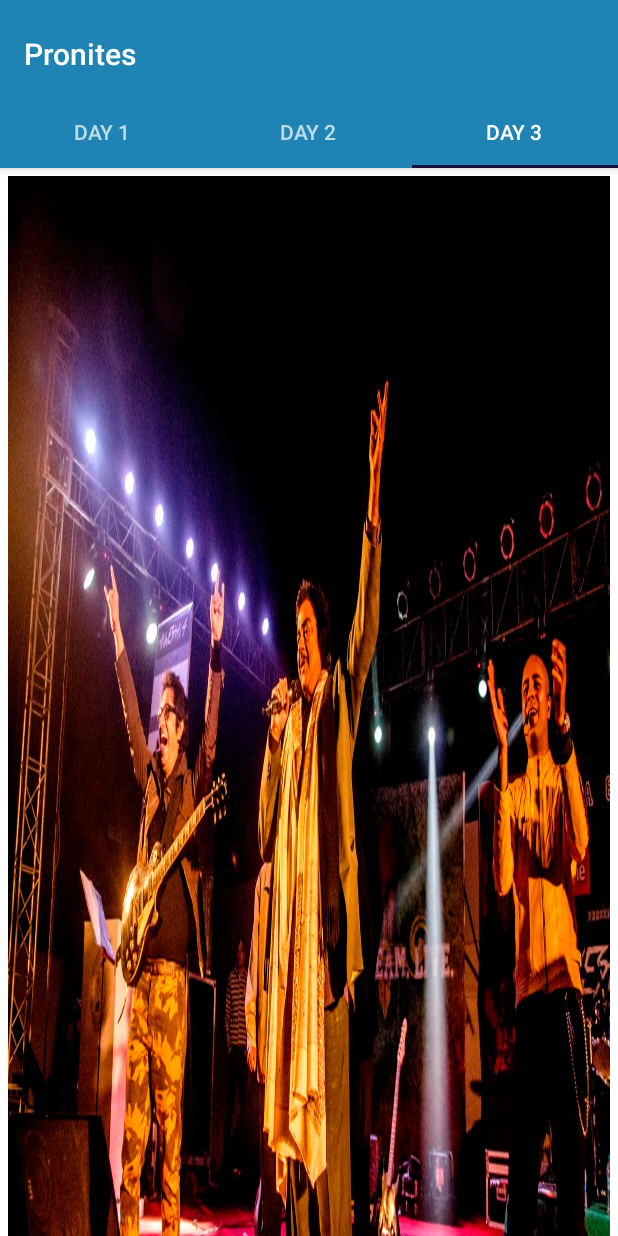
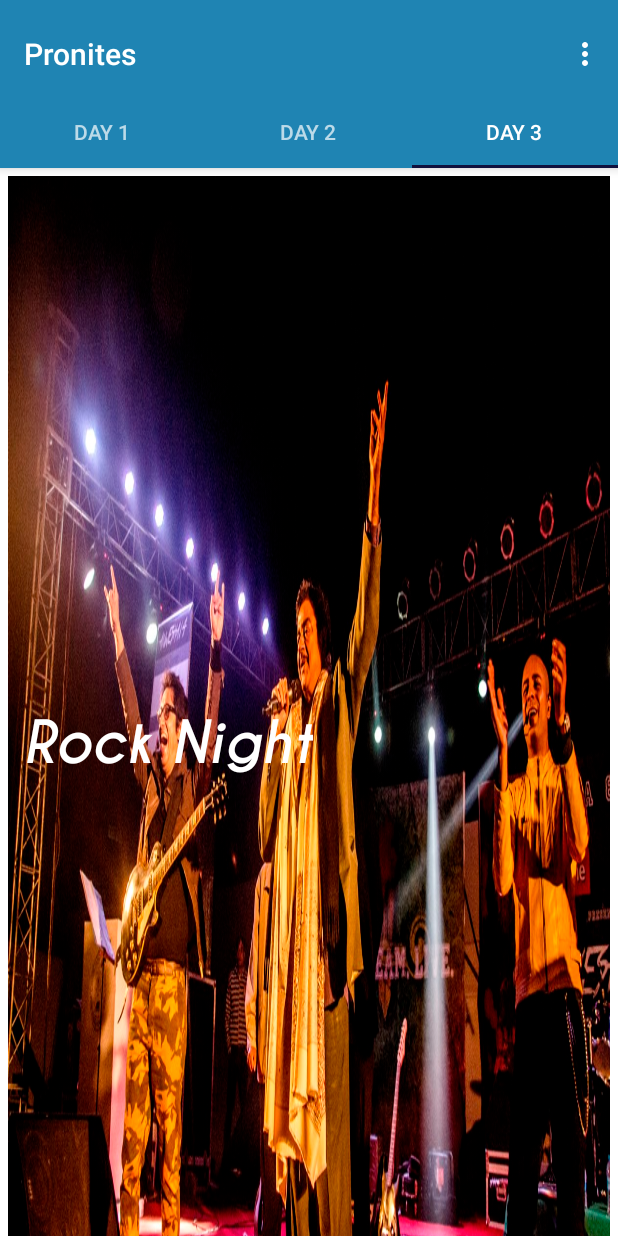
Before and after one commit to Njack-IITP/Anwesha17-android, an Android app: the Pronites screen opened directly, with no data from a screen before it, tab 3 chosen, on a phone screen of 412 x 824 dp. Run offline under Robolectric (Android 15) with nearby library versions, the phone set to English and light mode, and no system bars.

Commit message:
Pronites : Added Event Name

```diff
--- a/app/src/main/java/in/ac/iitp/anwesha/MyNavigationDrawer.java
+++ b/app/src/main/java/in/ac/iitp/anwesha/MyNavigationDrawer.java
@@ -96,7 +96,7 @@ public class MyNavigationDrawer implements NavigationView.OnNavigationItemSelect
     {
         //Toast.makeText(context,"Coming Soon!",Toast.LENGTH_SHORT).show();
         Intent in;
-        in = new Intent(Intent.ACTION_VIEW, Uri.parse("https://www.facebook.com/anwesha.iitpatna"));
+        in = new Intent(Intent.ACTION_VIEW, Uri.parse("http://2016.anwesha.info/gallery.html"));
         context.startActivity(in);
 
         //openActivity(context,Gallery.class);
--- a/app/src/main/java/in/ac/iitp/anwesha/Pronites.java
+++ b/app/src/main/java/in/ac/iitp/anwesha/Pronites.java
@@ -1,5 +1,6 @@
 package in.ac.iitp.anwesha;
 
+import android.graphics.Typeface;
 import android.support.design.widget.FloatingActionButton;
 import android.support.design.widget.Snackbar;
 import android.support.design.widget.TabLayout;
@@ -37,7 +38,8 @@ public class Pronites extends AppCompatActivity {
     static ImageView i1;
     static ImageView i2;
     static ImageView i3;
-
+/*    TextView tv1,tv2,tv3;
+    Typeface font;*/
     /**
      * The {@link ViewPager} that will host the section contents.
      */
@@ -50,6 +52,13 @@ public class Pronites extends AppCompatActivity {
        /* i1=(ImageView)findViewById(R.id.img1);
         i2=(ImageView)findViewById(R.id.img2);
         i3=(ImageView)findViewById(R.id.img3);*/
+     /*   tv1=(TextView)findViewById(R.id.textView2);
+        tv2=(TextView)findViewById(R.id.textView3);
+        tv3=(TextView)findViewById(R.id.textView4);
+        font=Typeface.createFromAsset(getAssets(), "fonts/caviardreams.ttf");
+        tv1.setTypeface(font);
+        tv2.setTypeface(font);
+        tv3.setTypeface(font); */
         Toolbar toolbar = (Toolbar) findViewById(R.id.toolbar);
         setSupportActionBar(toolbar);
         // Create the adapter that will return a fragment for each of the three
@@ -74,6 +83,29 @@ public class Pronites extends AppCompatActivity {
             }
         });      */
 
+    }
+
+
+    @Override
+    public boolean onCreateOptionsMenu(Menu menu) {
+        // Inflate the menu; this adds items to the action bar if it is present.
+        getMenuInflater().inflate(R.menu.menu_pro_nites, menu);
+        return true;
+    }
+
+    @Override
+    public boolean onOptionsItemSelected(MenuItem item) {
+        // Handle action bar item clicks here. The action bar will
+        // automatically handle clicks on the Home/Up button, so long
+        // as you specify a parent activity in AndroidManifest.xml.
+        int id = item.getItemId();
+
+        //noinspection SimplifiableIfStatement
+        if (id == R.id.action_settings) {
+            return true;
+        }
+
+        return super.onOptionsItemSelected(item);
     }
 
 
@@ -144,37 +176,43 @@ public class Pronites extends AppCompatActivity {
                                  Bundle savedInstanceState) {
             View rootView;// = inflater.inflate(R.layout.fragment_pro_nites, container, false);
             Random rand=new Random();
-            int i=(rand.nextInt(100))%2;
+            int i;
             if( getArguments().getInt(ARG_SECTION_NUMBER)==1){
                 rootView = inflater.inflate(R.layout.fragment_pro_nites, container, false);
+                ((TextView)rootView.findViewById(R.id.textView2)).setTypeface(AllIDS.font_AnweshaSub);
+                i=(rand.nextInt(100))%2;
                 if(i==0) {
                     ((ImageView)rootView.findViewById(R.id.img1)).setBackgroundResource(R.drawable.anwesha);
                 }
                 else {
-                    ((ImageView)rootView.findViewById(R.id.img1)).setBackgroundResource(R.drawable.anwesha1);
+                    ((ImageView)rootView.findViewById(R.id.img1)).setBackgroundResource(R.drawable.anwesha5);
                 }
-                i=(rand.nextInt(100))%2;
+
             }
             else if(getArguments().getInt(ARG_SECTION_NUMBER)==2)
             {
                 rootView = inflater.inflate(R.layout.fragment_pro_nites_2, container, false);
+                ((TextView)rootView.findViewById(R.id.textView4)).setTypeface(AllIDS.font_AnweshaSub);
+                i=(rand.nextInt(100))%2;
                 if(i==0) {
                     ((ImageView)rootView.findViewById(R.id.img2)).setBackgroundResource(R.drawable.anwesha2);
                 }
                 else {
                     ((ImageView)rootView.findViewById(R.id.img2)).setBackgroundResource(R.drawable.anwesha3);
                 }
-                i=(rand.nextInt(100))%2;
+
 
             }else{
                 rootView = inflater.inflate(R.layout.fragment_pro_nites_3, container, false);
+                ((TextView)rootView.findViewById(R.id.textView3)).setTypeface(AllIDS.font_AnweshaSub);
+                i=(rand.nextInt(100))%2;
                 if(i==0) {
                     ((ImageView)rootView.findViewById(R.id.img3)).setBackgroundResource(R.drawable.anwesha4);
                 }
                 else {
-                    ((ImageView)rootView.findViewById(R.id.img3)).setBackgroundResource(R.drawable.anwesha5);
+                    ((ImageView)rootView.findViewById(R.id.img3)).setBackgroundResource(R.drawable.anwesha1);
                 }
-                i=(rand.nextInt(100))%2;
+
             }
             return rootView;
         }
--- a/app/src/main/res/layout/fragment_pro_nites_3.xml
+++ b/app/src/main/res/layout/fragment_pro_nites_3.xml
@@ -1,4 +1,4 @@
-<LinearLayout xmlns:android="http://schemas.android.com/apk/res/android"
+<RelativeLayout xmlns:android="http://schemas.android.com/apk/res/android"
     xmlns:tools="http://schemas.android.com/tools" android:layout_width="match_parent"
     android:layout_height="match_parent"
     android:orientation="vertical"
@@ -16,4 +16,17 @@
         android:layout_marginRight="5dp"
         android:layout_marginLeft="5dp"
         />
-</LinearLayout>
+
+    <TextView
+        android:layout_width="wrap_content"
+        android:layout_height="wrap_content"
+        android:textAppearance="?android:attr/textAppearanceLarge"
+        android:text="Rock Night"
+        android:id="@+id/textView3"
+        android:textSize="37dp"
+        android:textColor="#ffffff"
+        android:layout_marginLeft="15dp"
+        android:layout_centerVertical="true"
+        android:layout_alignParentLeft="true"
+        android:layout_alignParentStart="true" />
+</RelativeLayout>
```
Also changed, not shown: app/src/main/res/layout/fragment_pro_nites.xml (+15 -2 lines), app/src/main/res/layout/fragment_pro_nites_2.xml (+15 -2 lines).
